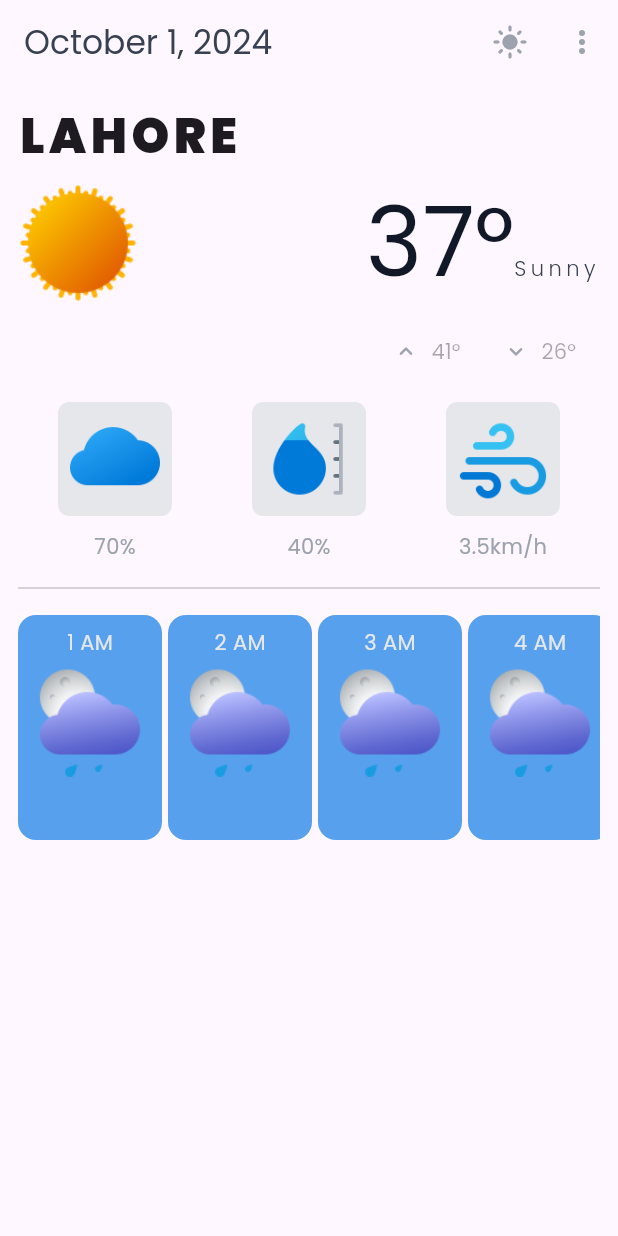
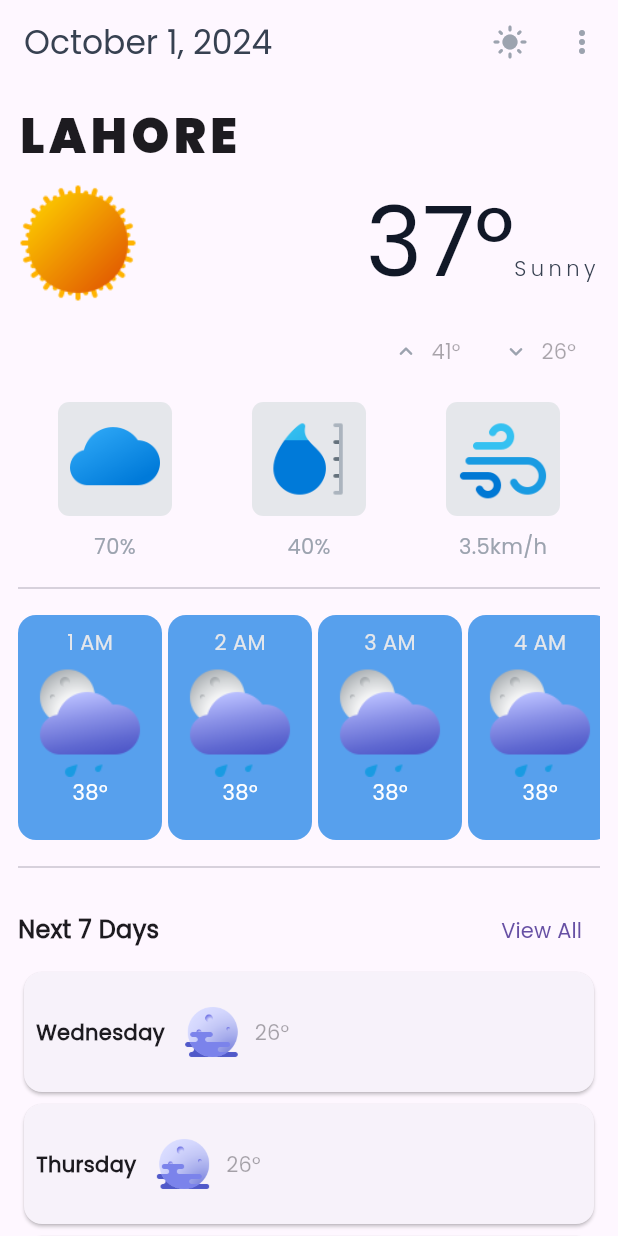
Before and after one commit to Ab5ullah/WeatherApp, a Flutter app: the screen it shows after launch, on a phone screen of 412 x 824 dp. Run offline on Flutter 3.47's test engine with Material 3 defaults, Android fonts, the phone set to English and light mode, and no system bars; our stand-ins replace get, velocity_x.

Commit message:
second commit

```diff
--- a/lib/homescreen.dart
+++ b/lib/homescreen.dart
@@ -28,9 +28,13 @@ class WeatherApp extends StatelessWidget {
           )
         ],
       ),
-      body: Container(
+      body: SingleChildScrollView(
+        physics: const BouncingScrollPhysics(),
+        child: Container(
           padding: const EdgeInsets.all(12),
-        child: Column(crossAxisAlignment: CrossAxisAlignment.start, children: [
+          child: Column(
+            crossAxisAlignment: CrossAxisAlignment.start,
+            children: [
               "LAHORE"
                   .text
                   .fontFamily("poppins_bold")
@@ -121,11 +125,11 @@ class WeatherApp extends StatelessWidget {
                 child: ListView.builder(
                   scrollDirection: Axis.horizontal,
                   itemCount: 6,
-              physics: BouncingScrollPhysics(),
+                  physics: const BouncingScrollPhysics(),
                   itemBuilder: (context, index) {
                     return Container(
-                  padding: EdgeInsets.all(8),
-                  margin: EdgeInsets.only(
+                      padding: const EdgeInsets.all(8),
+                      margin: const EdgeInsets.only(
                         right: 4,
                       ),
                       decoration: BoxDecoration(
@@ -138,14 +142,61 @@ class WeatherApp extends StatelessWidget {
                           Image.asset(
                             "assets/weather/09n.png",
                             width: 80,
-                      )
+                          ),
+                          "38$degree".text.white.make(),
                         ],
                       ),
                     );
                   },
                 ),
+              ),
+              10.heightBox,
+              const Divider(),
+              10.heightBox,
+              Row(
+                mainAxisAlignment: MainAxisAlignment.spaceBetween,
+                children: [
+                  "Next 7 Days".text.semiBold.size(16).make(),
+                  TextButton(
+                    onPressed: () {},
+                    child: "View All".text.make(),
+                  ),
+                ],
+              ),
+              ListView.builder(
+                physics: NeverScrollableScrollPhysics(),
+                shrinkWrap: true,
+                itemCount: 7,
+                itemBuilder: (
+                  context,
+                  int index,
+                ) {
+                  var day = DateFormat("EEEE")
+                      .format(DateTime.now().add(Duration(days: index + 1)));
+                  return Card(
+                    child: Container(
+                      padding: const EdgeInsets.symmetric(
+                          horizontal: 8, vertical: 12),
+                      child: Row(
+                        children: [
+                          day.text.semiBold.make(),
+                          TextButton.icon(
+                            onPressed: null,
+                            icon: Image.asset(
+                              "assets/weather/50n.png",
+                              width: 40,
+                            ),
+                            label: "26$degree".text.make(),
                           )
-        ]),
+                        ],
+                      ),
+                    ),
+                  );
+                },
+              )
+            ],
+          ),
+        ),
       ),
     );
   }
```
Lines whose indentation alone changed are shown as unchanged.
